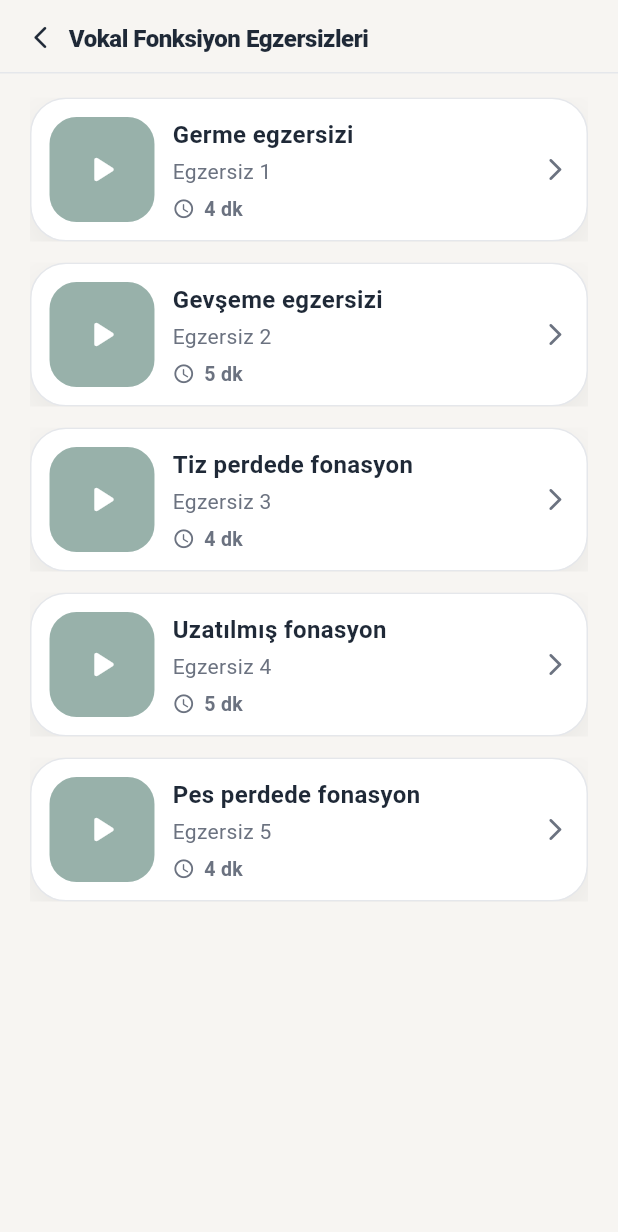
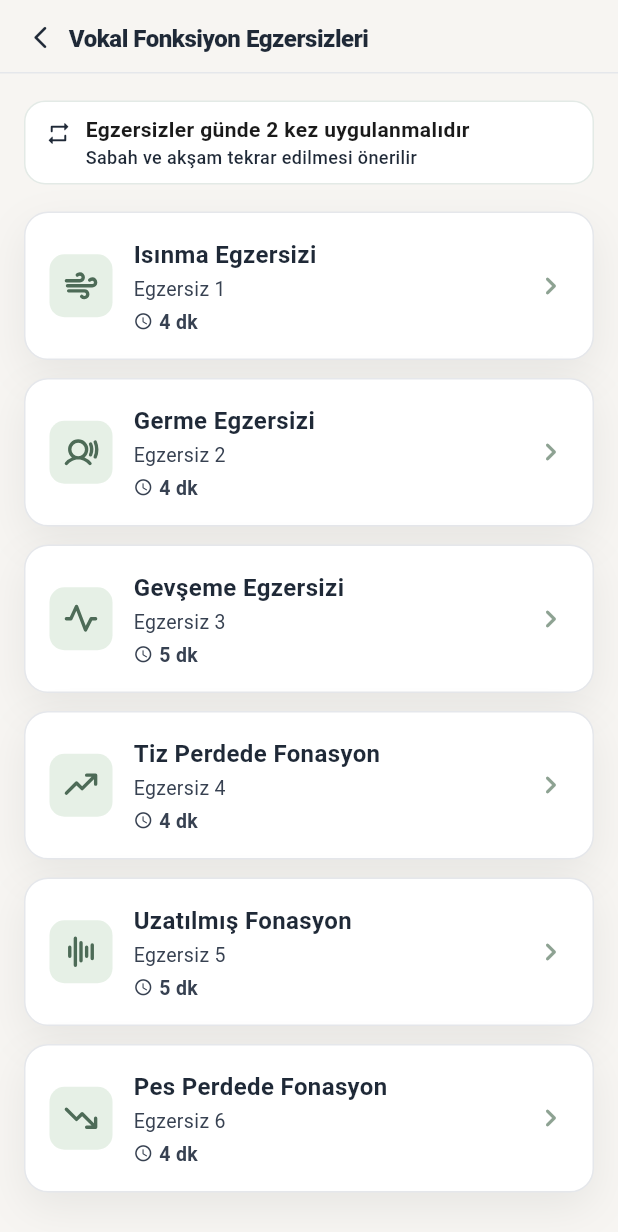
Before and after one commit to elifyildizzz/voice-therapy-app, a Flutter app: the screen it shows after launch, after a tap on "Vokal Fonksiyon", on a phone screen of 412 x 824 dp. Shown: the top 1232 px of the screen. Run offline on Flutter 3.47's test engine with Material 3 defaults, Android fonts, the phone set to English and light mode, and no system bars; our stand-ins replace flutter_svg, sqflite, video_player; missing offline and left inert: record; accounts and stored records are empty; Roboto replaces fonts that are missing (SF Pro Display).

Commit message:
feat: update vocal function exercise UI and videos

```diff
--- a/mobile/lib/screens/home_screen.dart
+++ b/mobile/lib/screens/home_screen.dart
@@ -280,7 +280,6 @@ class _WelcomeCard extends StatelessWidget {
 }
 
 class _CategoryTile extends StatelessWidget {
-  static const Color _iconBackground = Color(0xFFE6F0E6);
   static const Color _iconBorder = Color(0xFFD4E0D4);
   static const Color _iconForeground = _homeAccentGreen;
   static const Color _chevronColor = Color(0xFFA8B7A2);
@@ -324,7 +323,7 @@ class _CategoryTile extends StatelessWidget {
                 width: 54,
                 height: 54,
                 decoration: BoxDecoration(
-                  color: _iconBackground,
+                  color: AppTheme.homeIconBackground,
                   borderRadius: BorderRadius.circular(16),
                   border: Border.all(color: _iconBorder),
                 ),
--- a/mobile/lib/screens/vocal_exercise_video_screen.dart
+++ b/mobile/lib/screens/vocal_exercise_video_screen.dart
@@ -261,11 +261,8 @@ class _VocalExerciseVideoScreenState extends State<VocalExerciseVideoScreen> {
                     ),
                     if (widget.exercise.howToText != null) ...[
                       const SizedBox(height: 20),
-                      Padding(
-                        padding: const EdgeInsets.symmetric(horizontal: 18),
-                        child: _HowToSection(
+                      _HowToSection(
                         text: widget.exercise.howToText!,
-                        ),
                       ),
                     ],
                     const SizedBox(height: 28),
@@ -592,10 +589,18 @@ class _HowToSection extends StatelessWidget {
         .where((item) => item.isNotEmpty)
         .toList();
 
-    return Column(
+    return Container(
+      decoration: BoxDecoration(
+        color: AppTheme.card,
+        borderRadius: BorderRadius.circular(18),
+        border: Border.all(color: AppTheme.cardBorder),
+      ),
+      child: Column(
         crossAxisAlignment: CrossAxisAlignment.start,
         children: [
-        const Text(
+          const Padding(
+            padding: EdgeInsets.fromLTRB(18, 16, 18, 10),
+            child: Text(
               'Nasıl Yapmalısın?',
               style: TextStyle(
                 fontSize: 17,
@@ -603,10 +608,21 @@ class _HowToSection extends StatelessWidget {
                 color: AppTheme.textPrimary,
               ),
             ),
-        const SizedBox(height: 10),
-        for (final item in items)
+          ),
+          const Divider(
+            height: 1,
+            thickness: 1,
+            color: AppTheme.cardBorder,
+          ),
           Padding(
-            padding: const EdgeInsets.only(bottom: 6),
+            padding: const EdgeInsets.fromLTRB(18, 14, 18, 16),
+            child: Column(
+              children: [
+                for (var index = 0; index < items.length; index++)
+                  Padding(
+                    padding: EdgeInsets.only(
+                      bottom: index == items.length - 1 ? 0 : 6,
+                    ),
                     child: Row(
                       crossAxisAlignment: CrossAxisAlignment.start,
                       children: [
@@ -614,18 +630,18 @@ class _HowToSection extends StatelessWidget {
                           padding: EdgeInsets.only(top: 8),
                           child: Icon(
                             Icons.circle,
-                    size: 7,
-                    color: AppTheme.textMuted,
+                            size: 6,
+                            color: AppTheme.textPrimary,
                           ),
                         ),
                         const SizedBox(width: 10),
                         Expanded(
                           child: Text(
-                    item,
+                            items[index],
                             style: const TextStyle(
-                      fontSize: 16,
-                      color: AppTheme.textMuted,
-                      height: 1.45,
+                              fontSize: 14,
+                              color: AppTheme.textPrimary,
+                              height: 1.4,
                             ),
                           ),
                         ),
@@ -633,6 +649,10 @@ class _HowToSection extends StatelessWidget {
                     ),
                   ),
               ],
+            ),
+          ),
+        ],
+      ),
     );
   }
 }
--- a/mobile/lib/screens/vocal_function_exercises_screen.dart
+++ b/mobile/lib/screens/vocal_function_exercises_screen.dart
@@ -1,8 +1,10 @@
 import 'package:flutter/material.dart';
 import 'package:flutter/services.dart';
+import 'package:flutter_svg/flutter_svg.dart';
 import 'package:video_player/video_player.dart';
 
 import '../theme/app_theme.dart';
+import '../widgets/app_top_header.dart';
 import 'vocal_exercise_video_screen.dart';
 import 'warmup_exercise.dart';
 
@@ -12,75 +14,117 @@ class VocalFunctionExercisesScreen extends StatelessWidget {
   static const List<WarmupExercise> _exercises = [
     WarmupExercise(
       titleTr: 'Egzersiz 1',
-      titleEn: 'Germe egzersizi',
+      titleEn: 'Isınma Egzersizi',
+      durationMinutes: 4,
+      level: 'Kolay',
+      levelColor: AppTheme.soft,
+      levelTextColor: AppTheme.primary,
+      videoAssetPath: 'assets/videos/vocal_function/isinma_egzersizi.mp4',
+      iconAssetPath: 'assets/icons/vocal_function/wind.svg',
+      videoCropTopFraction: 312 / 848,
+      videoCropHeightFraction: 224 / 848,
+      howToText:
+          'Derin bir diyafram nefesi alın. En rahat olduğunuz ses tonunuzda, "/i/" sesini nefesiniz yettiği kadar uzatın. Sesi sürdürürken boğazınızı sıkmadığınızdan emin olun. Bu egzersiz, sesi ısıtmak için yapılmaktadır. Bu egzersiz süre takibi ile yapılır. Uzatma süreniz kayıt altına alınır. Performansınız süreye göre izlenir.',
+    ),
+    WarmupExercise(
+      titleTr: 'Egzersiz 2',
+      titleEn: 'Germe Egzersizi',
       durationMinutes: 4,
       level: 'Orta',
       levelColor: AppTheme.sand,
       levelTextColor: AppTheme.terracotta,
+      videoAssetPath: 'assets/videos/vocal_function/germe_egzersizi.mp4',
+      iconAssetPath: 'assets/icons/vocal_function/user-sound-bold.svg',
+      videoCropTopFraction: 266 / 832,
+      videoCropHeightFraction: 304 / 832,
+      howToText:
+          'Derin bir nefes alın. Çıkarabildiğiniz en kalın (pes) tondan başlayarak, sesinizi kesintisiz bir şekilde en ince (tiz) tonunuza kadar yükseltin. Sesi yükseltirken boğazınızı sıkmadığınızdan emin olun. Bu egzersiz ses tellerini germek için yapılmaktadır.  İki kez yapılmalıdır. Süre ölçümü yapılmaz.',
     ),
     WarmupExercise(
-      titleTr: 'Egzersiz 2',
-      titleEn: 'Gevşeme egzersizi',
+      titleTr: 'Egzersiz 3',
+      titleEn: 'Gevşeme Egzersizi',
       durationMinutes: 5,
       level: 'Kolay',
       levelColor: AppTheme.soft,
       levelTextColor: AppTheme.primary,
       videoAssetPath: 'assets/videos/vocal_function/gevseme.mp4',
+      iconAssetPath: 'assets/icons/vocal_function/pulse-bold.svg',
       videoCropTopFraction: 288 / 848,
       videoCropHeightFraction: 272 / 848,
+      howToText:
+          'Derin bir nefes alın. Çıkarabildiğiniz en ince (tiz) tondan başlayarak, sesinizi kesintisiz bir şekilde en kalın (pes) tonunuza kadar indirin. Sesi indirirken boğazınızı sıkmadığınızdan emin olun. Bu egzersiz ses tellerini gevşetmek için yapılmaktadır. İki kez yapılmalıdır. Süre ölçümü yapılmaz.',
     ),
     WarmupExercise(
-      titleTr: 'Egzersiz 3',
-      titleEn: 'Tiz perdede fonasyon',
+      titleTr: 'Egzersiz 4',
+      titleEn: 'Tiz Perdede Fonasyon',
       durationMinutes: 4,
       level: 'Orta',
       levelColor: AppTheme.sand,
       levelTextColor: AppTheme.terracotta,
+      videoAssetPath: 'assets/videos/vocal_function/tiz_perdede_fonasyon.mp4',
+      iconAssetPath: 'assets/icons/vocal_function/trend-up-bold.svg',
+      videoCropTopFraction: 272 / 848,
+      videoCropHeightFraction: 304 / 848,
+      howToText:
+          'Derin bir nefes alın. Çıkarabildiğiniz en rahat ve en ince (tiz) ses tonuyla, sesi kesintisiz bir şekilde uzatabildiğiniz kadar uzatın. Sesi sürdürürken boğazınızı sıkmadığınızdan emin olun.  Bu egzersiz süre takibi ile yapılır. Uzatma süreniz kayıt altına alınır. Performansınız süreye göre izlenir.',
     ),
     WarmupExercise(
-      titleTr: 'Egzersiz 4',
-      titleEn: 'Uzatılmış fonasyon',
+      titleTr: 'Egzersiz 5',
+      titleEn: 'Uzatılmış Fonasyon',
       durationMinutes: 5,
       level: 'Orta',
       levelColor: AppTheme.sand,
       levelTextColor: AppTheme.terracotta,
       videoAssetPath: 'assets/videos/vocal_function/uzatilmis_fonasyon.mp4',
+      iconAssetPath: 'assets/icons/vocal_function/waveform-bold.svg',
       videoCropTopFraction: 266 / 832,
       videoCropHeightFraction: 304 / 832,
+      howToText:
+          'Derin bir nefes alın. En rahat, günlük konuşma tonunuzdaki (normal) sesle, sesi kesintisiz bir şekilde uzatabildiğiniz kadar uzatın. Sesi sürdürürken boğazınızı sıkmadığınızdan emin olun.  Bu egzersiz süre takibi ile yapılır. Uzatma süreniz kayıt altına alınır. Performansınız süreye göre izlenir.',
     ),
     WarmupExercise(
-      titleTr: 'Egzersiz 5',
-      titleEn: 'Pes perdede fonasyon',
+      titleTr: 'Egzersiz 6',
+      titleEn: 'Pes Perdede Fonasyon',
       durationMinutes: 4,
       level: 'Kolay',
       levelColor: AppTheme.soft,
       levelTextColor: AppTheme.primary,
       videoAssetPath: 'assets/videos/vocal_function/pes_perdede_fonasyon.mp4',
+      iconAssetPath: 'assets/icons/vocal_function/trend-down-bold.svg',
       videoCropTopFraction: 272 / 848,
       videoCropHeightFraction: 304 / 848,
       howToText:
-          'Çıkarabildiğiniz en kalın (pes) ve pürüzsüz sesle videodaki ritmi takip edin. Sesinizi zorlamadan, göğsünüzdeki titreşimi hissederek egzersizi tamamlayın.',
+          'Derin bir nefes alın. Çıkarabildiğiniz en rahat ve en kalın (pes) ses tonuyla, sesi kesintisiz bir şekilde uzatabildiğiniz kadar uzatın. Sesi sürdürürken boğazınızı sıkmadığınızdan emin olun. Bu egzersiz süre takibi ile yapılır. Uzatma süreniz kayıt altına alınır. Performansınız süreye göre izlenir.',
     ),
   ];
 
   @override
   Widget build(BuildContext context) {
     return Scaffold(
+      backgroundColor: AppTheme.surface,
       body: AnnotatedRegion<SystemUiOverlayStyle>(
-        value: SystemUiOverlayStyle.dark.copyWith(
+        value: SystemUiOverlayStyle.light.copyWith(
           statusBarColor: Colors.transparent,
           systemNavigationBarColor: AppTheme.surface,
         ),
         child: Column(
           children: [
-            const _PlainPageHeader(title: 'Vokal Fonksiyon Egzersizleri'),
+            const AppTopHeader.withBack(
+              title: 'Vokal Fonksiyon Egzersizleri',
+              showDivider: true,
+            ),
             Expanded(
               child: ListView.separated(
-                padding: const EdgeInsets.fromLTRB(20, 16, 20, 24),
-                itemCount: _exercises.length,
-                separatorBuilder: (_, __) => const SizedBox(height: 14),
+                padding: const EdgeInsets.fromLTRB(16, 18, 16, 24),
+                itemCount: _exercises.length + 1,
+                separatorBuilder: (context, index) =>
+                    SizedBox(height: index == 0 ? 18 : 12),
                 itemBuilder: (context, index) {
-                  final item = _exercises[index];
+                  if (index == 0) {
+                    return const _ExerciseFrequencyNote();
+                  }
+
+                  final item = _exercises[index - 1];
                   return _ExerciseCard(
                     exercise: item,
                     onTap: () {
@@ -102,49 +146,54 @@ class VocalFunctionExercisesScreen extends StatelessWidget {
   }
 }
 
-class _PlainPageHeader extends StatelessWidget {
-  const _PlainPageHeader({
-    required this.title,
-  });
-
-  final String title;
+class _ExerciseFrequencyNote extends StatelessWidget {
+  const _ExerciseFrequencyNote();
 
   @override
   Widget build(BuildContext context) {
-    final topInset = MediaQuery.paddingOf(context).top;
-
     return Container(
-      padding: EdgeInsets.fromLTRB(16, topInset + 8, 20, 6),
-      decoration: const BoxDecoration(
-        border: Border(
-          bottom: BorderSide(color: AppTheme.cardBorder),
-        ),
+      padding: const EdgeInsets.symmetric(horizontal: 13, vertical: 10),
+      decoration: BoxDecoration(
+        color: AppTheme.card,
+        borderRadius: BorderRadius.circular(14),
+        border: Border.all(color: const Color(0xFFE3EAE6)),
       ),
-      child: Row(
-        crossAxisAlignment: CrossAxisAlignment.center,
+      child: const Row(
+        crossAxisAlignment: CrossAxisAlignment.start,
         children: [
-          GestureDetector(
-            onTap: () => Navigator.of(context).pop(),
-            behavior: HitTestBehavior.opaque,
-            child: const Padding(
-              padding: EdgeInsets.symmetric(horizontal: 2, vertical: 8),
-              child: Icon(
-                Icons.arrow_back_ios_new_rounded,
-                color: AppTheme.textPrimary,
-                size: 18,
-              ),
+          Padding(
+            padding: EdgeInsets.only(top: 2),
+            child: Icon(
+              Icons.repeat_rounded,
+              color: AppTheme.textPrimary,
+              size: 18,
             ),
           ),
-          const SizedBox(width: 8),
+          SizedBox(width: 9),
           Expanded(
-            child: Text(
-              title,
-              style: const TextStyle(
-                fontSize: 16,
-                fontWeight: FontWeight.w800,
-                letterSpacing: -0.3,
-                color: AppTheme.textPrimary,
-              ),
+            child: Column(
+              crossAxisAlignment: CrossAxisAlignment.start,
+              children: [
+                Text(
+                  'Egzersizler günde 2 kez uygulanmalıdır',
+                  style: TextStyle(
+                    fontSize: 14,
+                    fontWeight: FontWeight.w600,
+                    color: Color(0xFF1A1A1A),
+                    height: 1.2,
+                  ),
+                ),
+                SizedBox(height: 2),
+                Text(
+                  'Sabah ve akşam tekrar edilmesi önerilir',
+                  style: TextStyle(
+                    fontSize: 12,
+                    fontWeight: FontWeight.w500,
+                    color: AppTheme.textPrimary,
+                    height: 1.25,
+                  ),
+                ),
+              ],
             ),
           ),
         ],
@@ -154,6 +203,8 @@ class _PlainPageHeader extends StatelessWidget {
 }
 
 class _ExerciseCard extends StatelessWidget {
+  static const Color _chevronColor = Color(0xFF8DA292);
+
   const _ExerciseCard({
     required this.exercise,
     required this.onTap,
@@ -166,46 +217,33 @@ class _ExerciseCard extends StatelessWidget {
   Widget build(BuildContext context) {
     return Material(
       color: Colors.transparent,
+      borderRadius: BorderRadius.circular(16),
       child: InkWell(
-        borderRadius: BorderRadius.circular(24),
+        borderRadius: BorderRadius.circular(16),
         onTap: onTap,
-        child: Ink(
-          padding: const EdgeInsets.all(12),
+        child: Container(
+          padding: const EdgeInsets.symmetric(horizontal: 16, vertical: 16),
           decoration: BoxDecoration(
             color: AppTheme.card,
-            borderRadius: BorderRadius.circular(24),
+            borderRadius: BorderRadius.circular(16),
             border: Border.all(color: AppTheme.cardBorder),
             boxShadow: AppTheme.softShadow,
           ),
           child: Row(
             children: [
               Container(
-                width: 70,
-                height: 70,
+                width: 42,
+                height: 42,
                 decoration: BoxDecoration(
-                  color: AppTheme.light.withValues(alpha: 0.55),
-                  borderRadius: BorderRadius.circular(18),
+                  color: AppTheme.homeIconBackground,
+                  borderRadius: BorderRadius.circular(10),
                 ),
                 clipBehavior: Clip.antiAlias,
-                child: Stack(
-                  fit: StackFit.expand,
-                  children: [
-                    DecoratedBox(
-                      decoration: BoxDecoration(
-                        color: AppTheme.light.withValues(alpha: 0.2),
-                      ),
-                    ),
-                    const Center(
-                      child: Icon(
-                        Icons.play_arrow_rounded,
-                        color: Colors.white,
-                        size: 30,
-                      ),
-                    ),
-                  ],
+                child: Center(
+                  child: _ExerciseIcon(assetPath: exercise.iconAssetPath),
                 ),
               ),
-              const SizedBox(width: 12),
+              const SizedBox(width: 14),
               Expanded(
                 child: Column(
                   crossAxisAlignment: CrossAxisAlignment.start,
@@ -214,7 +252,7 @@ class _ExerciseCard extends StatelessWidget {
                       exercise.titleEn,
                       style: const TextStyle(
                         fontSize: 16,
-                        fontWeight: FontWeight.w700,
+                        fontWeight: FontWeight.w600,
                         color: AppTheme.textPrimary,
                       ),
                     ),
@@ -222,19 +260,20 @@ class _ExerciseCard extends StatelessWidget {
                     Text(
                       exercise.titleTr,
                       style: const TextStyle(
-                        fontSize: 14,
+                        fontSize: 13,
                         color: AppTheme.textMuted,
+                        height: 1.35,
                       ),
                     ),
-                    const SizedBox(height: 6),
+                    const SizedBox(height: 3),
                     Row(
                       children: [
                         const Icon(
                           Icons.schedule_rounded,
-                          size: 15,
+                          size: 13,
                           color: AppTheme.textMuted,
                         ),
-                        const SizedBox(width: 6),
+                        const SizedBox(width: 4),
                         _ExerciseDurationText(
                           exercise: exercise,
                         ),
@@ -243,15 +282,44 @@ class _ExerciseCard extends StatelessWidget {
                   ],
                 ),
               ),
-              const SizedBox(width: 8),
               const Icon(
-                Icons.arrow_forward_ios_rounded,
-                color: AppTheme.textMuted,
-                size: 18,
+                Icons.chevron_right_rounded,
+                color: _chevronColor,
+                size: 24,
               ),
             ],
           ),
         ),
+      ),
+    );
+  }
+}
+
+class _ExerciseIcon extends StatelessWidget {
+  const _ExerciseIcon({
+    required this.assetPath,
+  });
+
+  final String? assetPath;
+
+  @override
+  Widget build(BuildContext context) {
+    final assetPath = this.assetPath;
+    if (assetPath == null) {
+      return const Icon(
+        Icons.play_arrow_rounded,
+        color: AppTheme.homeAccent,
+        size: 22,
+      );
+    }
+
+    return SvgPicture.asset(
+      assetPath,
+      width: 24,
+      height: 24,
+      colorFilter: const ColorFilter.mode(
+        AppTheme.homeAccent,
+        BlendMode.srcIn,
       ),
     );
   }
--- a/mobile/lib/screens/vocal_hygiene_onboarding_screen.dart
+++ b/mobile/lib/screens/vocal_hygiene_onboarding_screen.dart
@@ -180,7 +180,8 @@ class _VocalHygieneOnboardingScreenState
                           child: FilledButton(
                             onPressed: _canContinue ? _continue : null,
                             style: FilledButton.styleFrom(
-                              backgroundColor: AppTheme.homeAccent,
+                              backgroundColor: AppTheme.homeIconBackground,
+                              foregroundColor: AppTheme.homeAccent,
                             ),
                             child: _isSubmitting
                                 ? const SizedBox(
@@ -188,7 +189,7 @@ class _VocalHygieneOnboardingScreenState
                                     height: 20,
                                     child: CircularProgressIndicator(
                                       strokeWidth: 2.2,
-                                      color: Colors.white,
+                                      color: AppTheme.homeAccent,
                                     ),
                                   )
                                 : Text(
--- a/mobile/lib/screens/voice_analyze_consent_screen.dart
+++ b/mobile/lib/screens/voice_analyze_consent_screen.dart
@@ -58,8 +58,8 @@ class VoiceAnalyzeConsentScreen extends StatelessWidget {
                           );
                         },
                         style: FilledButton.styleFrom(
-                          backgroundColor: AppTheme.darkBlue,
-                          foregroundColor: Colors.white,
+                          backgroundColor: AppTheme.homeIconBackground,
+                          foregroundColor: AppTheme.homeAccent,
                           padding: const EdgeInsets.symmetric(
                             horizontal: 22,
                             vertical: 15,
--- a/mobile/lib/screens/voice_analyze_screen.dart
+++ b/mobile/lib/screens/voice_analyze_screen.dart
@@ -552,6 +552,10 @@ class _VoiceAnalyzeScreenState extends State<VoiceAnalyzeScreen> {
                                     !_isSending
                                 ? _sendToBackend
                                 : null,
+                            style: FilledButton.styleFrom(
+                              backgroundColor: AppTheme.homeIconBackground,
+                              foregroundColor: AppTheme.homeAccent,
+                            ),
                             icon: const Icon(Icons.analytics_outlined),
                             label: const Text('Ön Taramayı Başlat'),
                           ),
@@ -905,6 +909,10 @@ class _VoiceAnalyzeResultScreen extends StatelessWidget {
                     const Spacer(),
                     FilledButton(
                       onPressed: () => Navigator.of(context).pop(),
+                      style: FilledButton.styleFrom(
+                        backgroundColor: AppTheme.homeIconBackground,
+                        foregroundColor: AppTheme.homeAccent,
+                      ),
                       child: const Text('Kayıt Ekranına Dön'),
                     ),
                   ],
--- a/mobile/lib/screens/warmup_exercise.dart
+++ b/mobile/lib/screens/warmup_exercise.dart
@@ -12,6 +12,7 @@ class WarmupExercise {
     this.videoCropTopFraction = 0,
     this.videoCropHeightFraction = 1,
     this.thumbnailAssetPath,
+    this.iconAssetPath,
     this.durationLabel,
     this.howToText,
   });
@@ -26,6 +27,7 @@ class WarmupExercise {
   final double videoCropTopFraction;
   final double videoCropHeightFraction;
   final String? thumbnailAssetPath;
+  final String? iconAssetPath;
   final String? durationLabel;
   final String? howToText;
 }
--- a/mobile/lib/theme/app_theme.dart
+++ b/mobile/lib/theme/app_theme.dart
@@ -12,10 +12,11 @@ class AppTheme {
   static const Color headerEnd = Color(0xFF6F8F69);
   static const Color homeAccent = Color(0xFF4D6B57);
   static const Color homeCard = Color(0xFFDCE7D4);
+  static const Color homeIconBackground = Color(0xFFE6F0E6);
   static const Color terracotta = Color(0xFFD98371);
   static const Color sand = Color(0xFFE5DCCA);
   static const Color textPrimary = Color(0xFF1F2937);
-  static const Color textMuted = Color(0xFF6B7280);
+  static const Color textMuted = Color(0xFF374151);
   static const Color cardBorder = Color(0xFFE5E7EB);
   static const Color iconBg = soft;
   static const Color darkBlue = primary;
--- a/mobile/pubspec.yaml
+++ b/mobile/pubspec.yaml
@@ -16,6 +16,7 @@ dependencies:
   http: ^1.2.2
   sqflite: ^2.3.3+1
   crypto: ^3.0.6
+  flutter_svg: ^2.0.17
   video_player: ^2.9.2
 
 dev_dependencies:
@@ -28,6 +29,7 @@ flutter:
   uses-material-design: true
   assets:
     - assets/branding/
+    - assets/icons/vocal_function/
     - assets/videos/vocal_function/
 
 flutter_launcher_icons:
```
Also changed, not shown: mobile/assets/icons/vocal_function/pulse-bold.svg (added), mobile/assets/icons/vocal_function/trend-down-bold.svg (added), mobile/assets/icons/vocal_function/trend-up-bold.svg (added), mobile/assets/icons/vocal_function/user-sound-bold.svg (added), mobile/assets/icons/vocal_function/waveform-bold.svg (added), mobile/assets/icons/vocal_function/wind.svg (added), mobile/pubspec.lock, 4 other files. Lines whose indentation alone changed are shown as unchanged.
